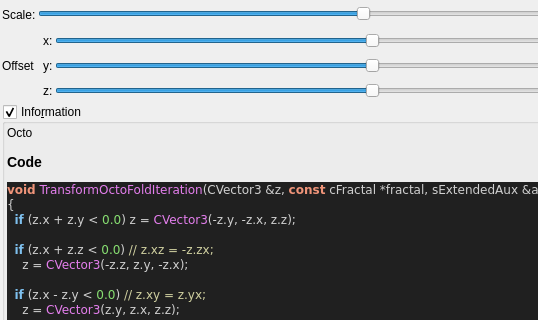
This is mandelbulber2/qt_data/fractal_transf_octo_fold.ui in buddhi1980/mandelbulber2 as Qt 5 draws it before an edit; both pictures show x 0 to 538 and y 0 to 320 of the 781 by 474 pixel window. The edited form follows.
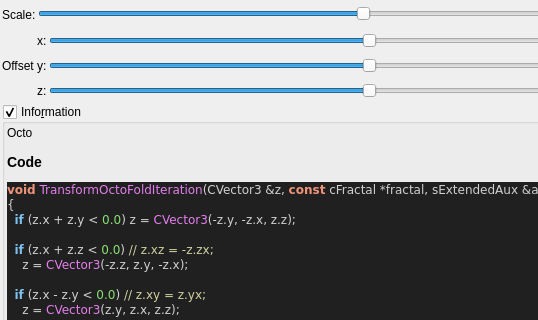
This is the edited form. Custom widgets are drawn as their Qt base class.

```diff
--- a/mandelbulber2/qt_data/fractal_transf_octo_fold.ui
+++ b/mandelbulber2/qt_data/fractal_transf_octo_fold.ui
@@ -154,7 +154,7 @@
      <item row="3" column="1">
       <widget class="QLabel" name="label_255">
        <property name="text">
-        <string>Offset  </string>
+        <string>Offset</string>
        </property>
       </widget>
      </item>
```
